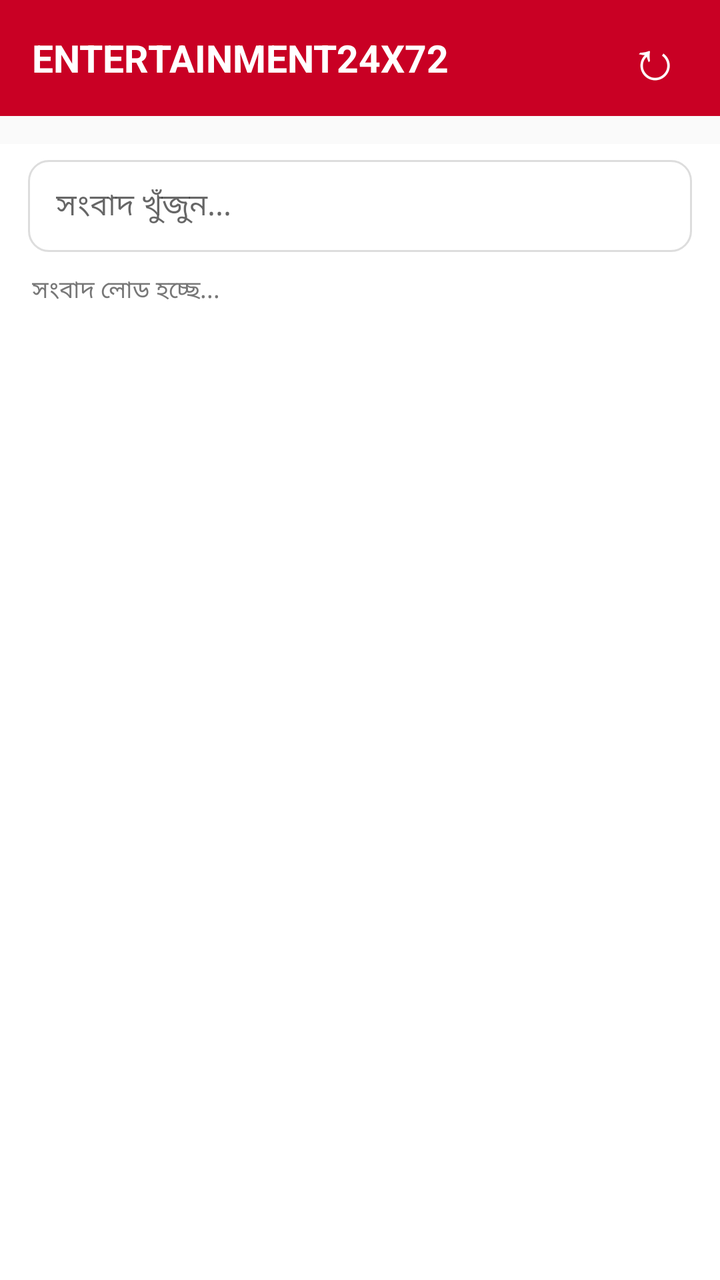
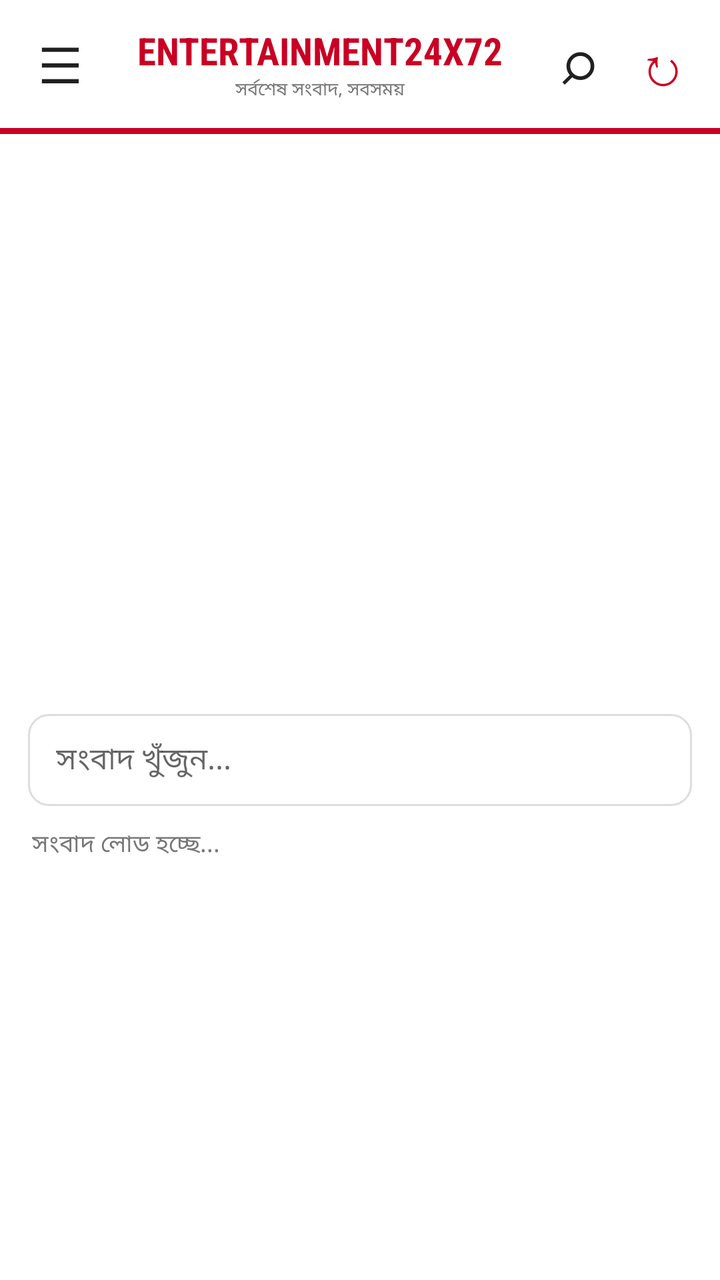

An Android layout rendered at two revisions. The XML below is the earlier revision; the diff shows what the commit changed to produce the second picture.
<!-- AndroidManifest.xml: application theme AppTheme -->
<!-- res/layout/activity_main.xml -->
<?xml version="1.0" encoding="utf-8"?>
<LinearLayout xmlns:android="http://schemas.android.com/apk/res/android"
    android:orientation="vertical" android:background="#FFFFFF"
    android:layout_width="match_parent" android:layout_height="match_parent">
    <LinearLayout android:layout_width="match_parent" android:layout_height="58dp"
        android:gravity="center_vertical" android:paddingStart="16dp" android:paddingEnd="12dp"
        android:background="#C90024" android:orientation="horizontal">
        <TextView android:layout_width="0dp" android:layout_weight="1" android:layout_height="wrap_content"
            android:text="ENTERTAINMENT24X72" android:textColor="#FFFFFF"
            android:textStyle="bold" android:textSize="19sp" />
        <TextView android:id="@+id/refreshButton" android:layout_width="42dp" android:layout_height="42dp"
            android:gravity="center" android:text="↻" android:textColor="#FFFFFF" android:textSize="27sp"
            android:contentDescription="সংবাদ রিফ্রেশ"/>
    </LinearLayout>
    <HorizontalScrollView android:layout_width="match_parent" android:layout_height="wrap_content"
        android:background="#FAFAFA" android:scrollbars="none" android:fillViewport="false">
        <LinearLayout android:id="@+id/categoryContainer" android:layout_width="wrap_content"
            android:layout_height="wrap_content" android:orientation="horizontal"
            android:paddingStart="8dp" android:paddingEnd="8dp" android:paddingTop="7dp" android:paddingBottom="7dp"/>
    </HorizontalScrollView>
    <EditText android:id="@+id/searchBox" android:layout_width="match_parent" android:layout_height="46dp"
        android:layout_marginStart="14dp" android:layout_marginEnd="14dp" android:layout_marginTop="8dp"
        android:layout_marginBottom="5dp" android:hint="সংবাদ খুঁজুন..." android:singleLine="true"
        android:background="@drawable/search_background" android:paddingStart="14dp" android:paddingEnd="14dp"
        android:textSize="15sp"/>
    <TextView android:id="@+id/statusText" android:layout_width="match_parent" android:layout_height="wrap_content"
        android:paddingStart="16dp" android:paddingEnd="16dp" android:paddingTop="5dp" android:paddingBottom="5dp"
        android:text="সংবাদ লোড হচ্ছে..." android:textColor="#777777" android:textSize="12sp"/>
    <ProgressBar android:id="@+id/progressBar" android:layout_width="wrap_content"
        android:layout_height="wrap_content" android:layout_gravity="center_horizontal"/>
    <androidx.recyclerview.widget.RecyclerView android:id="@+id/newsList"
        android:layout_width="match_parent" android:layout_height="0dp" android:layout_weight="1"
        android:paddingStart="10dp" android:paddingEnd="10dp" android:paddingTop="4dp"
        android:clipToPadding="false"/>
</LinearLayout>
<!-- resources referenced by this layout -->
<resources>
  <!-- drawable search_background (drawable) -->
  <?xml version="1.0" encoding="utf-8"?>
  <shape xmlns:android="http://schemas.android.com/apk/res/android">
  
      <solid android:color="#FFFFFF"/>
  
      <corners android:radius="10dp"/>
  
      <stroke
          android:width="1dp"
          android:color="#DDDDDD"/>
  
  </shape>
  <style name="AppTheme" parent="Theme.MaterialComponents.DayNight.NoActionBar">
  
          <item name="colorPrimary">#C90024</item>
          <item name="colorPrimaryVariant">#99001B</item>
          <item name="colorSecondary">#FFC400</item>
  
      </style>
</resources>

<!-- the commit's change to res/layout/activity_main.xml (unified diff, before → after) -->
@@ -2,22 +2,41 @@
 <LinearLayout xmlns:android="http://schemas.android.com/apk/res/android"
     android:orientation="vertical" android:background="#FFFFFF"
     android:layout_width="match_parent" android:layout_height="match_parent">
-    <LinearLayout android:layout_width="match_parent" android:layout_height="58dp"
-        android:gravity="center_vertical" android:paddingStart="16dp" android:paddingEnd="12dp"
-        android:background="#C90024" android:orientation="horizontal">
-        <TextView android:layout_width="0dp" android:layout_weight="1" android:layout_height="wrap_content"
-            android:text="ENTERTAINMENT24X72" android:textColor="#FFFFFF"
-            android:textStyle="bold" android:textSize="19sp" />
-        <TextView android:id="@+id/refreshButton" android:layout_width="42dp" android:layout_height="42dp"
-            android:gravity="center" android:text="↻" android:textColor="#FFFFFF" android:textSize="27sp"
+    <LinearLayout android:layout_width="match_parent" android:layout_height="64dp"
+        android:gravity="center_vertical" android:paddingStart="8dp" android:paddingEnd="8dp"
+        android:background="#FFFFFF" android:orientation="horizontal">
+        <TextView android:id="@+id/menuButton" android:layout_width="44dp" android:layout_height="48dp"
+            android:gravity="center" android:text="☰" android:textColor="#202020" android:textSize="25sp"
+            android:contentDescription="মেনু" />
+        <LinearLayout android:layout_width="0dp" android:layout_weight="1" android:layout_height="match_parent"
+            android:gravity="center" android:orientation="vertical">
+            <TextView android:id="@+id/headerLogo" android:layout_width="wrap_content" android:layout_height="wrap_content"
+                android:text="ENTERTAINMENT24X72" android:textColor="#C90024"
+                android:textStyle="bold" android:textSize="19sp" android:fontFamily="sans-serif-condensed" />
+            <TextView android:layout_width="wrap_content" android:layout_height="wrap_content"
+                android:text="সর্বশেষ সংবাদ, সবসময়" android:textColor="#777777" android:textSize="9sp" />
+        </LinearLayout>
+        <TextView android:id="@+id/headerSearch" android:layout_width="42dp" android:layout_height="48dp"
+            android:gravity="center" android:text="⌕" android:textColor="#202020" android:textSize="30sp"
+            android:contentDescription="খুঁজুন" />
+        <TextView android:id="@+id/refreshButton" android:layout_width="42dp" android:layout_height="48dp"
+            android:gravity="center" android:text="↻" android:textColor="#C90024" android:textSize="27sp"
             android:contentDescription="সংবাদ রিফ্রেশ"/>
     </LinearLayout>
+    <View android:layout_width="match_parent" android:layout_height="3dp" android:background="#C90024" />
     <HorizontalScrollView android:layout_width="match_parent" android:layout_height="wrap_content"
-        android:background="#FAFAFA" android:scrollbars="none" android:fillViewport="false">
+        android:background="#FFFFFF" android:scrollbars="none" android:fillViewport="false">
         <LinearLayout android:id="@+id/categoryContainer" android:layout_width="wrap_content"
             android:layout_height="wrap_content" android:orientation="horizontal"
             android:paddingStart="8dp" android:paddingEnd="8dp" android:paddingTop="7dp" android:paddingBottom="7dp"/>
     </HorizontalScrollView>
+    <LinearLayout android:layout_width="match_parent" android:layout_height="wrap_content"
+        android:orientation="vertical" android:paddingTop="5dp" android:paddingBottom="3dp">
+        <androidx.viewpager2.widget.ViewPager2 android:id="@+id/newsSlider"
+            android:layout_width="match_parent" android:layout_height="238dp" />
+        <LinearLayout android:id="@+id/sliderDots" android:layout_width="match_parent"
+            android:layout_height="22dp" android:gravity="center" android:orientation="horizontal" />
+    </LinearLayout>
     <EditText android:id="@+id/searchBox" android:layout_width="match_parent" android:layout_height="46dp"
         android:layout_marginStart="14dp" android:layout_marginEnd="14dp" android:layout_marginTop="8dp"
         android:layout_marginBottom="5dp" android:hint="সংবাদ খুঁজুন..." android:singleLine="true"
